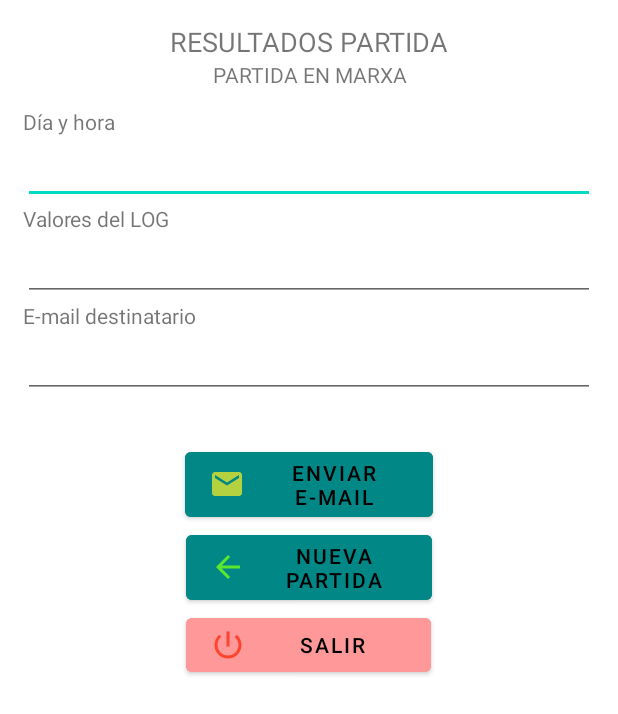
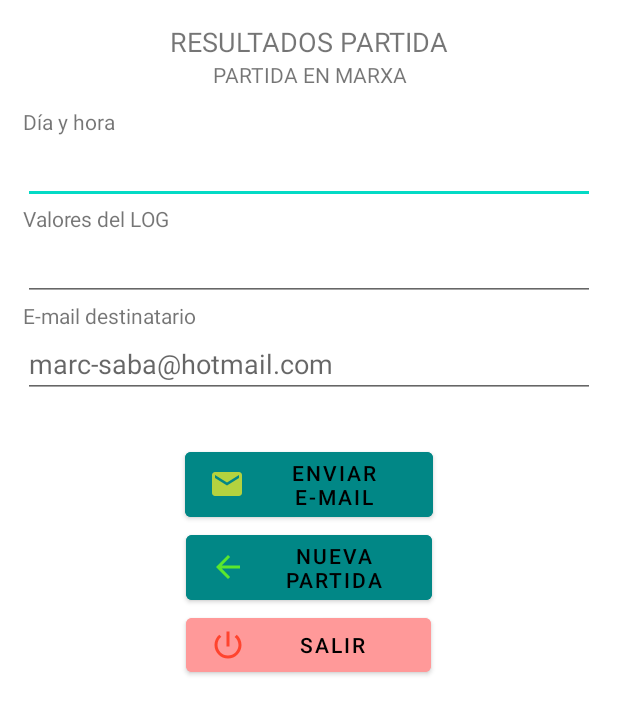
Before and after one commit to marcsabate7/Buscaminas, an Android app: the layout activity_final.xml on its own in the app's theme, with its tools: preview values and no code run, on a phone screen of 412 x 824 dp. Shown: the top 714 px of the screen. Run offline under Robolectric (Android 15) with nearby library versions, the light colour scheme and no system bars; Roboto replaces fonts that are not available here.

Commit message:
add hint to email field

```diff
--- a/app/src/main/java/com/marc/buscaminas/FinalActivity.java
+++ b/app/src/main/java/com/marc/buscaminas/FinalActivity.java
@@ -66,7 +66,6 @@ public class FinalActivity extends AppCompatActivity implements OnClickListener
         fecha2 = "Hora: "+fecha2;
         diayhora.setText(fecha +" / " + fecha2);
         text_log.setText(log);
-        text_email.setText("marc-saba@hotmail.com");
 
     }
 
--- a/app/src/main/res/layout-land/activity_final.xml
+++ b/app/src/main/res/layout-land/activity_final.xml
@@ -75,7 +75,8 @@
             android:inputType="textEmailAddress"
             android:text=""
             android:textSize="12sp"
-            android:autofillHints="" />
+            android:autofillHints=""
+            android:hint="marc-saba@hotmail.com"/>
 
     </LinearLayout>
 
--- a/app/src/main/res/layout/activity_final.xml
+++ b/app/src/main/res/layout/activity_final.xml
@@ -67,7 +67,8 @@
         android:ems="10"
         android:inputType="textEmailAddress"
         android:text=""
-        android:autofillHints="" />
+        android:autofillHints=""
+        android:hint="marc-saba@hotmail.com"/>
 
     <Button
         android:id="@+id/buttonEnviarEmail"
```
